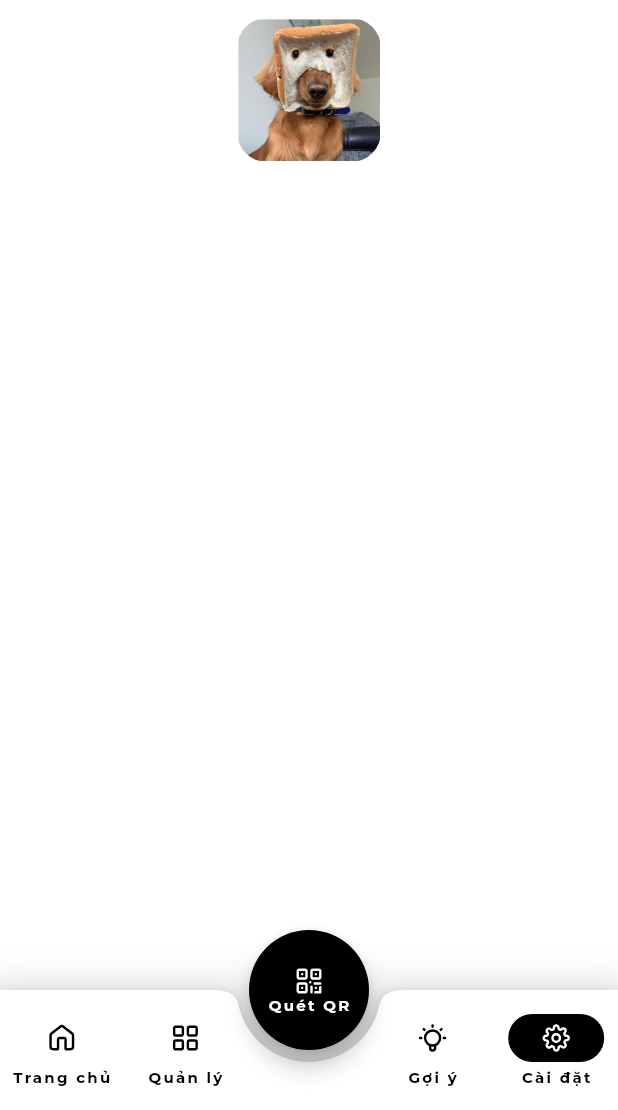
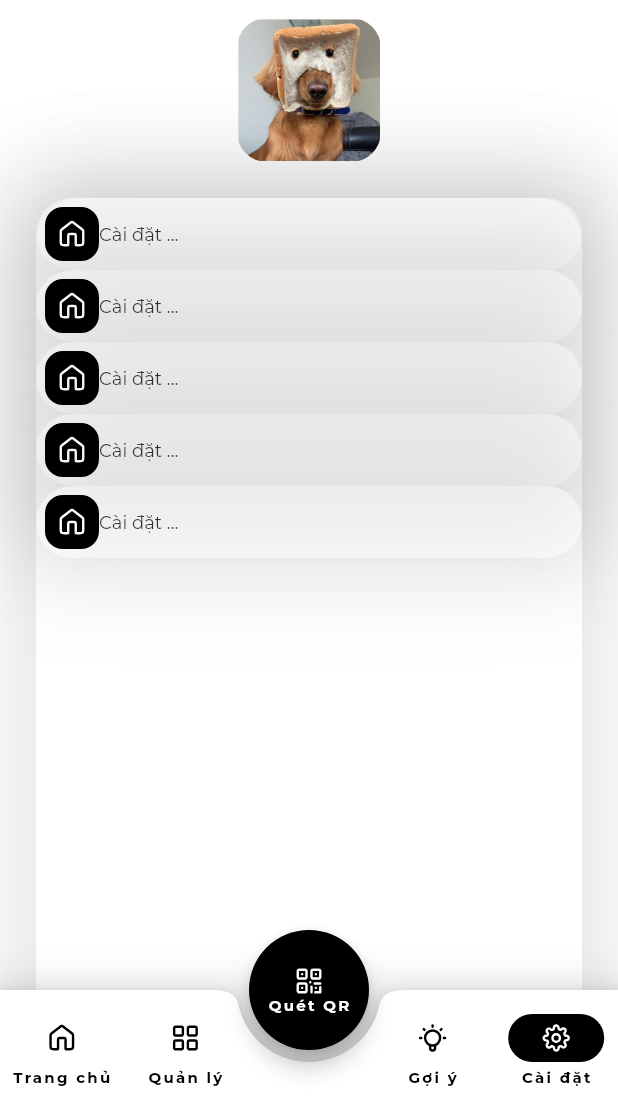
Before and after one commit to flyingman2401/KLTN-Refrigerator-Management-App-Flutter, a Flutter app: the screen it shows after launch, item 4 of the bottom bar chosen, on a phone screen of 412 x 824 dp, the part 126-1236 px from its top. Run offline on Flutter 3.47's test engine with Material 2 defaults, Android fonts, the phone set to English and light mode, and no system bars; our stand-ins replace flutter_secure_storage, flutter_svg; missing offline and left inert: qr_code_scanner; project files that could hold a hidden picture were left out.

```diff
--- a/lib/src/presentation/settingspage_page.dart
+++ b/lib/src/presentation/settingspage_page.dart
@@ -1,6 +1,5 @@
 import 'package:flutter/material.dart';
 import 'package:refrigerator_management_app/src/widgets/settingspage_widgets.dart';
-import 'package:refrigerator_management_app/src/widgets/navigationbar_widget.dart';
 
 class SettingspagePage extends StatelessWidget {
   const SettingspagePage({super.key});
@@ -8,7 +7,8 @@ class SettingspagePage extends StatelessWidget {
   @override
   Widget build(BuildContext context) {
     return Scaffold(
-      body: Column(
+      body: SingleChildScrollView(
+        child: Column(
           mainAxisAlignment: MainAxisAlignment.start,
           crossAxisAlignment: CrossAxisAlignment.center,
           children: [
@@ -21,7 +21,9 @@ class SettingspagePage extends StatelessWidget {
               ],
             ),
             const AccountImage(),
+            const AccountSettings()
           ],
+        ),
       ),
 
     );
--- a/lib/src/widgets/settingspage_widgets.dart
+++ b/lib/src/widgets/settingspage_widgets.dart
@@ -57,3 +57,81 @@ class AccountImage extends StatelessWidget {
   }
 
 }
+
+class AccountSettings extends StatelessWidget {
+  const AccountSettings({super.key});
+
+  @override
+  Widget build(BuildContext context) {
+    return Container(
+      width: MediaQuery.of(context).size.width,
+      height: MediaQuery.of(context).size.height,
+      // padding: EdgeInsets.all(12.0),
+      margin: EdgeInsets.all(24.0),
+      decoration: BoxDecoration(
+        color: Colors.white,
+        borderRadius: BorderRadius.circular(30.0),
+        boxShadow: [ BoxShadow(
+          color: Colors.black.withOpacity(0.1),
+          spreadRadius: 15,
+          blurRadius: 50,
+          offset: const Offset(0, 0), // changes position of shadow
+        )],
+      ),
+
+      child: Column(
+        mainAxisAlignment: MainAxisAlignment.start  ,
+        crossAxisAlignment: CrossAxisAlignment.start,
+        children: const [
+          AccountSettingsItem(),
+          AccountSettingsItem(),
+          AccountSettingsItem(),
+          AccountSettingsItem(),
+          AccountSettingsItem(),
+        ],
+      ),
+    );
+  }
+
+}
+
+class AccountSettingsItem extends StatelessWidget {
+  const AccountSettingsItem({super.key});
+
+  @override
+  Widget build(BuildContext context) {
+    return Container(
+      width: MediaQuery.of(context).size.width,
+      height: 48,
+      padding: EdgeInsets.all(6.0),
+      decoration: BoxDecoration(
+        color: Colors.white.withOpacity(0.5),
+        borderRadius: BorderRadius.circular(30.0),
+        boxShadow: [ BoxShadow(
+          color: Colors.black.withOpacity(0.1),
+          spreadRadius: 15,
+          blurRadius: 50,
+          offset: const Offset(0, 0), // changes position of shadow
+        )],
+      ),
+      child: Row(
+        children: [
+          Container(
+            width: 36.0,
+            height: 36.0,
+            decoration: BoxDecoration(
+              color: Colors.black,
+              borderRadius: BorderRadius.circular(12.0)
+            ),
+            child: IconButton(
+              icon: SvgPicture.asset('lib/images/home.svg'),
+              onPressed: () => {},
+            ),
+          ),
+          Text('Cài đặt ...')
+        ],
+      ),
+    );
+  }
+
+}
```
Also changed, not shown: lib/src/data/data_structure.dart (+23 -0 lines), lib/src/presentation/qrcodescan_page.dart (+35 -5 lines). Lines whose indentation alone changed are shown as unchanged.
